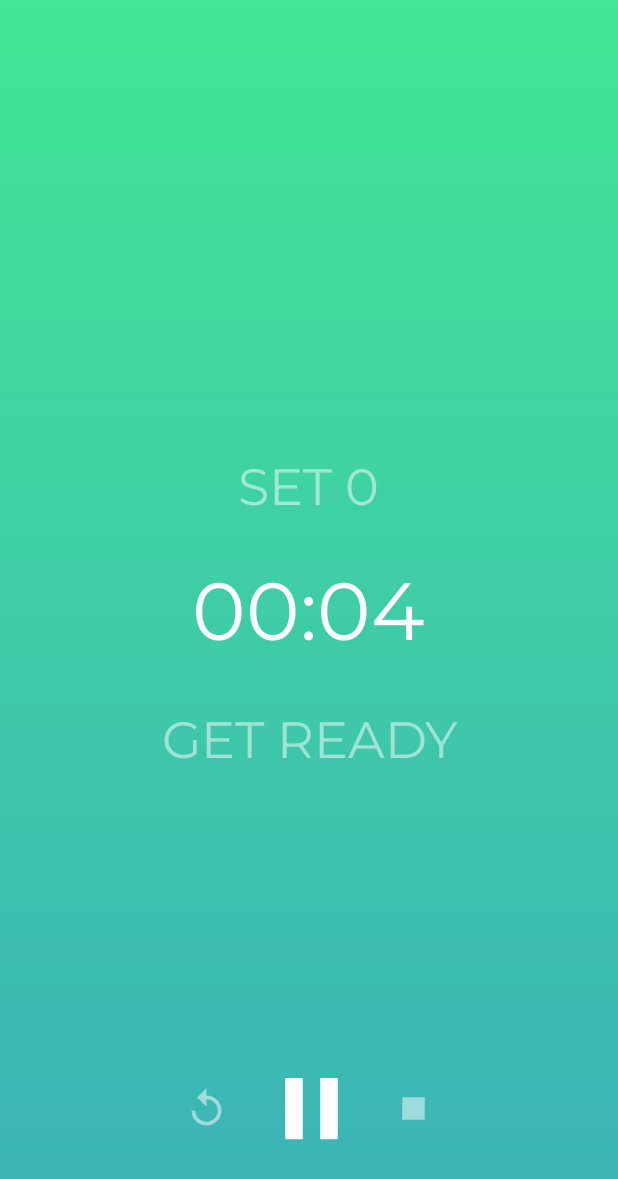
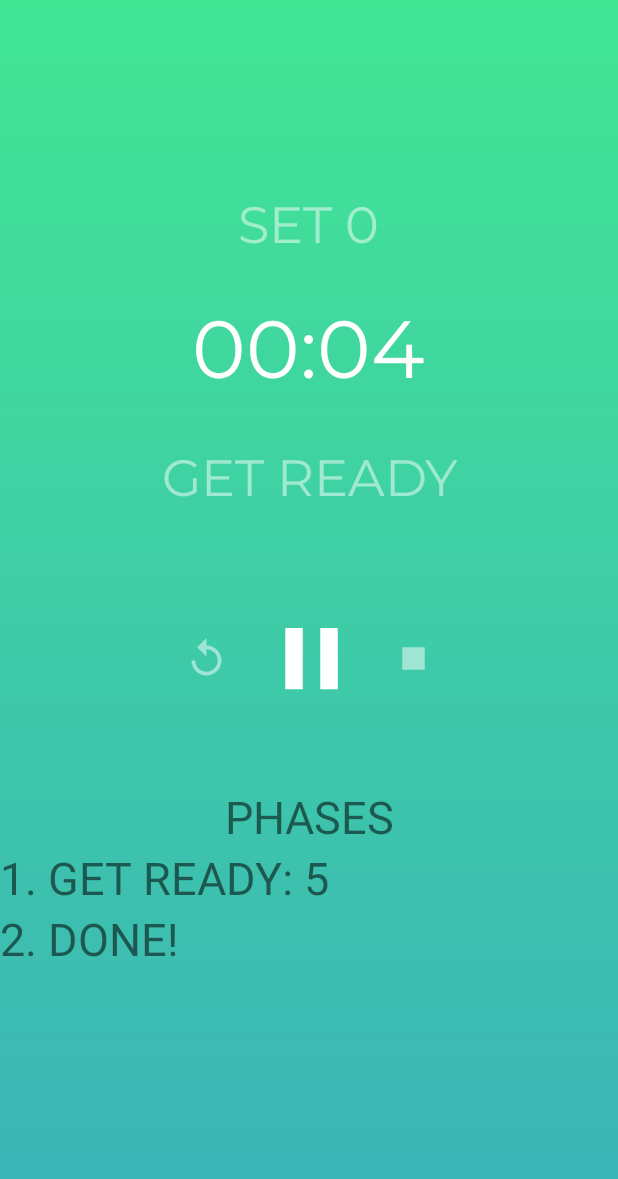
Before and after one commit to Irina996/tabata_timer, an Android app: the TimerActivity screen opened directly, with no data from a screen before it, on a phone screen of 412 x 824 dp. Shown: the top 1179 px of the screen. Run offline under Robolectric (Android 15) with nearby library versions, the phone set to English and light mode, and no system bars.

Commit message:
add phases list

```diff
--- a/app/src/main/java/com/example/ppo1/TimerActivity.kt
+++ b/app/src/main/java/com/example/ppo1/TimerActivity.kt
@@ -6,9 +6,11 @@ import android.content.Context
 import android.content.Intent
 import android.media.MediaPlayer
 import android.os.*
+import android.text.method.ScrollingMovementMethod
 import android.view.View
 import android.view.WindowManager
 import android.widget.TextView
+import androidx.annotation.RequiresApi
 import androidx.appcompat.app.AppCompatActivity
 import androidx.core.view.isVisible
 import com.example.ppo1.AppConstants.Companion.FORMAT
@@ -77,13 +79,9 @@ class TimerActivity : AppCompatActivity() {
 
         context = this
 
-       /*startBtn.setOnClickListener{
-            startTimer()
-            timerState = TimerState.Running
-        }*/
-
         iniActionButtons()
         getValues()
+        iniPhasesList()
         iniGetReady()
 
     }
@@ -171,6 +169,30 @@ class TimerActivity : AppCompatActivity() {
         currentSetNumber = setNumberIni
         workSecondsIni = intent.getIntExtra(AppConstants.INTENT_WORK_INTERVAL, 0)
         restSecondsIni = intent.getIntExtra(AppConstants.INTENT_REST_INTERVAL, 0)
+    }
+
+    private fun iniPhasesList() {
+        val phases: Array<String> = Array(setNumberIni * 2 + 2){""}
+        phases[0] = "1. ${getString(R.string.upper_get_ready)}: 5"
+        var i = 1
+        while (i < setNumberIni * 2 + 1) {
+            if (i % 2 != 0)
+                phases[i] = "${i+1}. ${getString(R.string.upper_work_it)}: $workSecondsIni"
+            else
+                phases[i] = "${i+1}. ${getString(R.string.upper_rest_now)}: $restSecondsIni"
+            i++
+        }
+        phases[i] = "${i+1}. ${getString(R.string.upper_done)}"
+
+        phasesTitle.movementMethod = ScrollingMovementMethod.getInstance()
+        for (phase in phases) {
+            val textView = TextView(this)
+            textView.movementMethod = ScrollingMovementMethod.getInstance()
+            textView.text = phase
+            textView.textSize = 30F
+            textView.verticalScrollbarPosition
+            phasesListLayout.addView(textView)
+        }
     }
 
     private fun decreaseTV(textViewTime: TextView) {
--- a/app/src/main/res/layout/activity_timer.xml
+++ b/app/src/main/res/layout/activity_timer.xml
@@ -9,9 +9,9 @@
     tools:context=".TimerActivity">
 
     <LinearLayout
-        android:id="@+id/a_timer_linear_layout_v_main"
         android:layout_width="match_parent"
         android:layout_height="wrap_content"
+        android:layout_marginBottom="350dp"
         android:orientation="vertical"
         app:layout_constraintBottom_toBottomOf="parent"
         app:layout_constraintEnd_toEndOf="parent"
@@ -57,10 +57,10 @@
     </LinearLayout>
 
     <LinearLayout
-        android:id="@+id/a_timer_linear_layout_v_actions"
+        android:id="@+id/actionButtonsLayout"
         android:layout_width="match_parent"
         android:layout_height="wrap_content"
-        android:layout_marginBottom="50dp"
+        android:layout_marginBottom="350dp"
         android:gravity="center"
         android:orientation="horizontal"
         app:layout_constraintBottom_toBottomOf="parent"
@@ -97,4 +97,32 @@
 
     </LinearLayout>
 
+    <ScrollView
+        android:id="@+id/scroll"
+        android:layout_width="match_parent"
+        android:layout_height="300dp"
+        app:layout_constraintBottom_toBottomOf="parent"
+        app:layout_constraintEnd_toEndOf="parent"
+        app:layout_constraintStart_toStartOf="parent">
+
+        <LinearLayout
+            android:id="@+id/phasesListLayout"
+            android:layout_width="match_parent"
+            android:layout_height="wrap_content"
+            android:orientation="vertical"
+            android:scrollbars="vertical">
+            <TextView
+                android:id="@+id/phasesTitle"
+                android:layout_width="match_parent"
+                android:layout_height="wrap_content"
+                android:text="@string/upper_phases"
+                android:layout_gravity="center"
+                android:gravity="center"
+                android:orientation="vertical"
+                android:scrollbars="vertical"
+                android:textSize="30sp"
+                android:isScrollContainer="true"/>
+        </LinearLayout>
+    </ScrollView>
+
 </androidx.constraintlayout.widget.ConstraintLayout>
--- a/app/src/main/res/values/strings.xml
+++ b/app/src/main/res/values/strings.xml
@@ -28,4 +28,5 @@
     <string name="time">00:00</string>
     <string name="set_number">0</string>
     <string name="ini_time">00:06</string>
+    <string name="upper_phases">PHASES</string>
 </resources>
```
Also changed, not shown: app/src/main/res/layout/content_timer.xml (+5 -33 lines), 1 other file.
